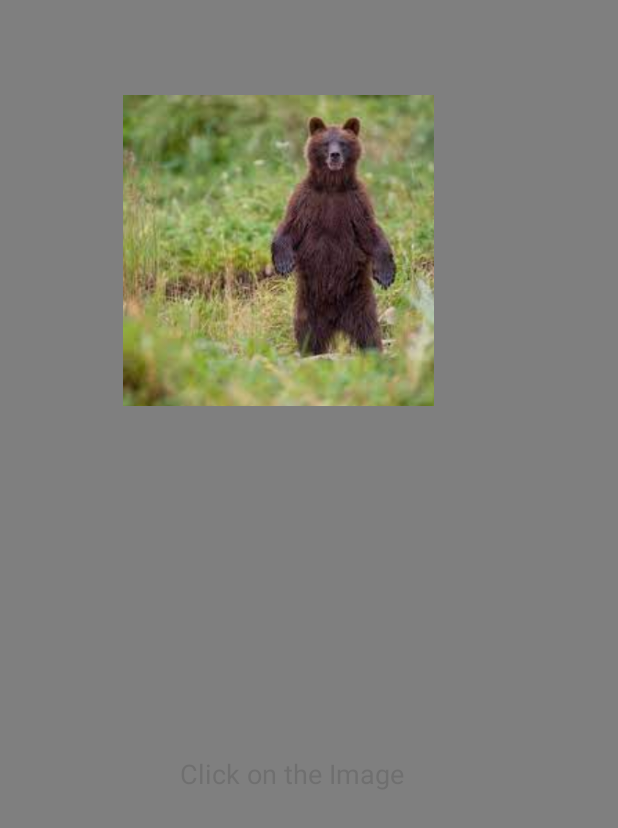
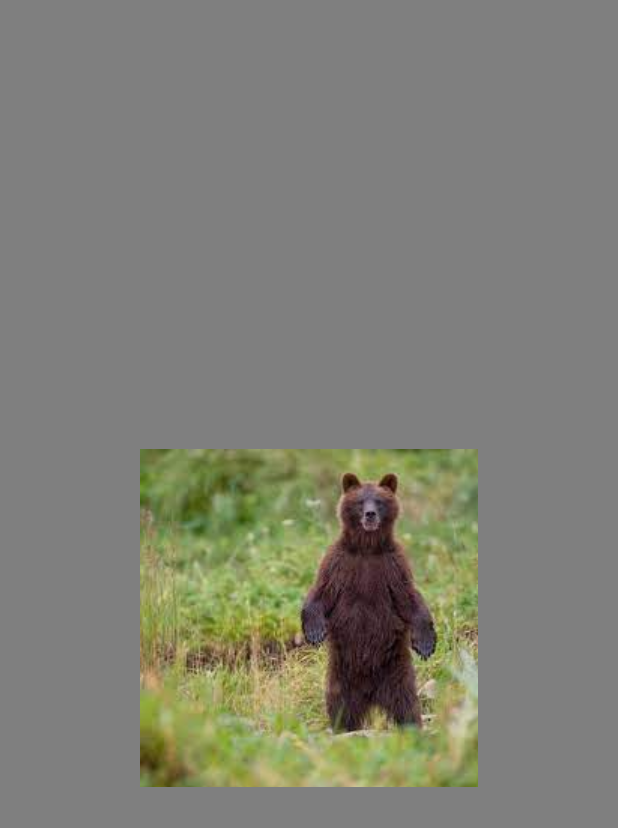
Before and after one commit to nikolamanushev48/Mobile_App, an Android app: the layout activity_main.xml on its own in the app's theme, with its tools: preview values and no code run, on a phone screen of 412 x 824 dp. Shown: the top 828 px of the screen. Run offline under Robolectric (Android 15) with nearby library versions, the light colour scheme and no system bars.

Commit message:
Clean bear!

```diff
--- a/app/src/main/res/layout/activity_main.xml
+++ b/app/src/main/res/layout/activity_main.xml
@@ -7,48 +7,13 @@
     android:orientation="vertical"
     android:background="#80000000">
 
+
     <ImageView
+        android:id="@+id/imageView5"
         android:layout_width="wrap_content"
-        android:layout_height="wrap_content"
-        android:id="@+id/imageView1"
-        android:layout_gravity="center"/>
-    <Button
-        android:layout_width="wrap_content"
-        android:layout_height="wrap_content"
-        android:text="New Button"
-        android:id="@+id/button" android:layout_gravity="center"
-        android:visibility="invisible"/>
-
-    <HorizontalScrollView
-        android:id="@+id/scrollView"
-        android:layout_width="368dp"
-        android:layout_height="405dp"
-        android:layout_gravity="center">
-
-        <LinearLayout
-            android:layout_width="fill_parent"
-            android:layout_height="wrap_content"
-            android:orientation="horizontal">
-
-            <ImageView
-                android:id="@+id/imageView5"
-                android:layout_width="327dp"
-                android:layout_height="238dp"
-                android:layout_gravity="center"
-                android:padding="15dp"
-                android:src="@drawable/bear" />
-
-        </LinearLayout>
-
-    </HorizontalScrollView>
-    <TextView
-        android:layout_width="fill_parent"
-        android:layout_height="wrap_content"
-        android:textAppearance="?android:attr/textAppearanceMedium"
-        android:text="Click on the Image"
-        android:id="@+id/textView"
-        android:layout_marginTop="50dp"
-        android:textColor="#45454545"
-        android:layout_marginLeft="120dp"/>
+        android:layout_height="match_parent"
+        android:layout_gravity="center"
+        android:padding="15dp"
+        android:src="@drawable/bear" />
 
 </LinearLayout>
```
